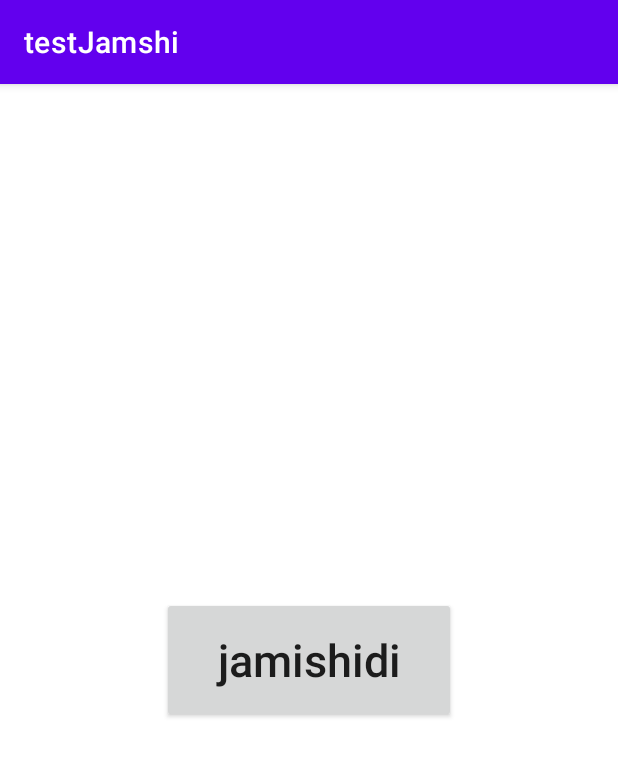
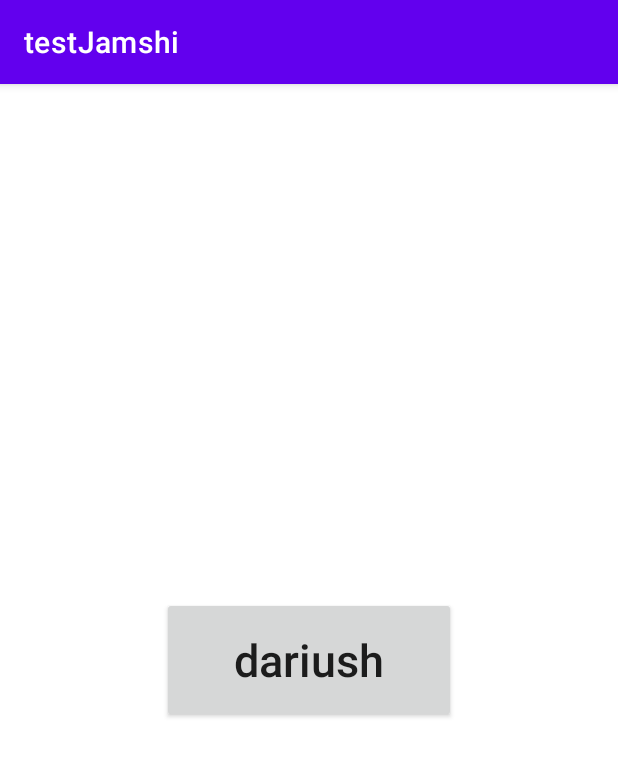
Before and after one commit to Javad-Aboutorabi/batnaClassAndroid, an Android app: the screen it shows after launch (MainActivity), after a tap on "Toast", on a phone screen of 412 x 824 dp. Shown: the top 757 px of the screen. Run offline under Robolectric (Android 15) with nearby library versions, the phone set to English and light mode, and no system bars.

Commit message:
Changed randomly button text

```diff
--- a/app/src/main/java/com/javad/testjamshi/MainActivity.java
+++ b/app/src/main/java/com/javad/testjamshi/MainActivity.java
@@ -6,17 +6,31 @@ import android.widget.Toast;
 
 import androidx.appcompat.app.AppCompatActivity;
 
+import java.util.ArrayList;
+import java.util.Random;
+
 public class MainActivity extends AppCompatActivity {
 
     @Override
     protected void onCreate(Bundle savedInstanceState) {
         super.onCreate(savedInstanceState);
         setContentView(R.layout.activity_main);
+        ArrayList name = new ArrayList<>();
+        name.add("javad");
+        name.add("mehdi");
+        name.add("amirhossein");
+        name.add("masih");
+        name.add("alireza");
+        name.add("dariush");
+        name.add("farzad");
+        name.add("mojtaba");
+
         Button button;
         button = findViewById(R.id.buttonPanel);
         button.setOnClickListener(v -> {
-            Toast.makeText(this, "jamshidi", Toast.LENGTH_SHORT).show();
-            button.setText("jamishidi");
+            Random random = new Random();
+            int a = random.nextInt(name.size());
+            button.setText(name.get(a).toString());
         });
     }
 }
```
